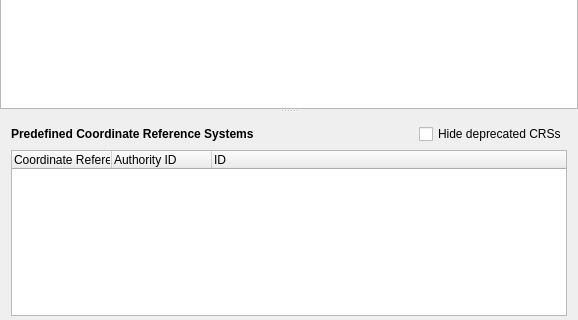
Qt form src/ui/qgsprojectionselectorbase.ui (qgis/QGIS) before a commit; both pictures show x 0 to 578 and y 137 to 457 of the 578 by 650 pixel window.
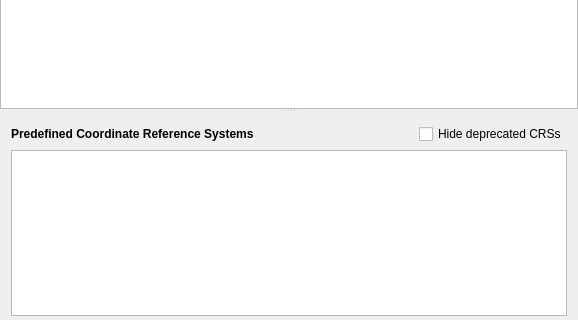
The same form after that commit. Icons and pictures are not drawn. Custom widgets are drawn as their Qt base class.

Commit message: Use actual model in projection selection widget

The edit to the form file:
```diff
--- a/src/ui/qgsprojectionselectorbase.ui
+++ b/src/ui/qgsprojectionselectorbase.ui
@@ -157,34 +157,6 @@
           <property name="horizontalSpacing">
            <number>0</number>
           </property>
-          <item row="1" column="0">
-           <widget class="QTreeWidget" name="lstCoordinateSystems">
-            <property name="alternatingRowColors">
-             <bool>true</bool>
-            </property>
-            <property name="uniformRowHeights">
-             <bool>true</bool>
-            </property>
-            <property name="columnCount">
-             <number>3</number>
-            </property>
-            <column>
-             <property name="text">
-              <string>Coordinate Reference System</string>
-             </property>
-            </column>
-            <column>
-             <property name="text">
-              <string>Authority ID</string>
-             </property>
-            </column>
-            <column>
-             <property name="text">
-              <string>ID</string>
-             </property>
-            </column>
-           </widget>
-          </item>
           <item row="0" column="0">
            <layout class="QHBoxLayout" name="horizontalLayout_3">
             <property name="topMargin">
@@ -230,6 +202,16 @@
             </item>
            </layout>
           </item>
+          <item row="1" column="0">
+           <widget class="QTreeView" name="lstCoordinateSystems">
+            <property name="alternatingRowColors">
+             <bool>true</bool>
+            </property>
+            <property name="uniformRowHeights">
+             <bool>true</bool>
+            </property>
+           </widget>
+          </item>
          </layout>
         </widget>
         <widget class="QWidget" name="layoutWidget_2">
```
Left out of the diff: 6 changed lines with no effect on the pictures. The commit also changes 6 other files.
